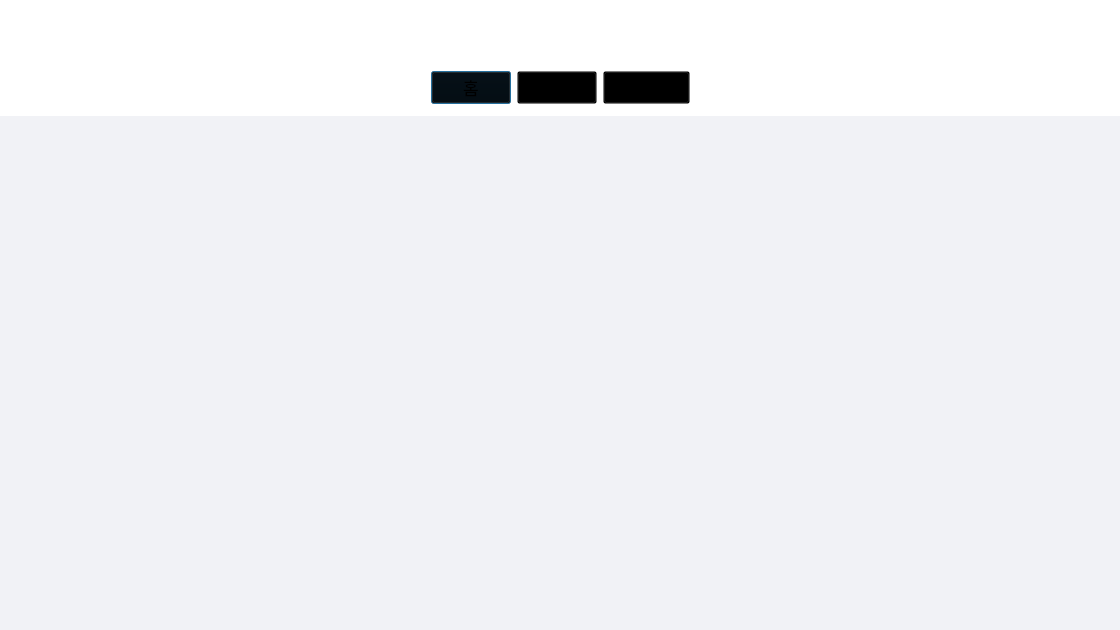
First picture: the form in UI/main_dialog.ui, repository Uyuniwhite/Face-recognition-Attendance-System-Project, before the edit.
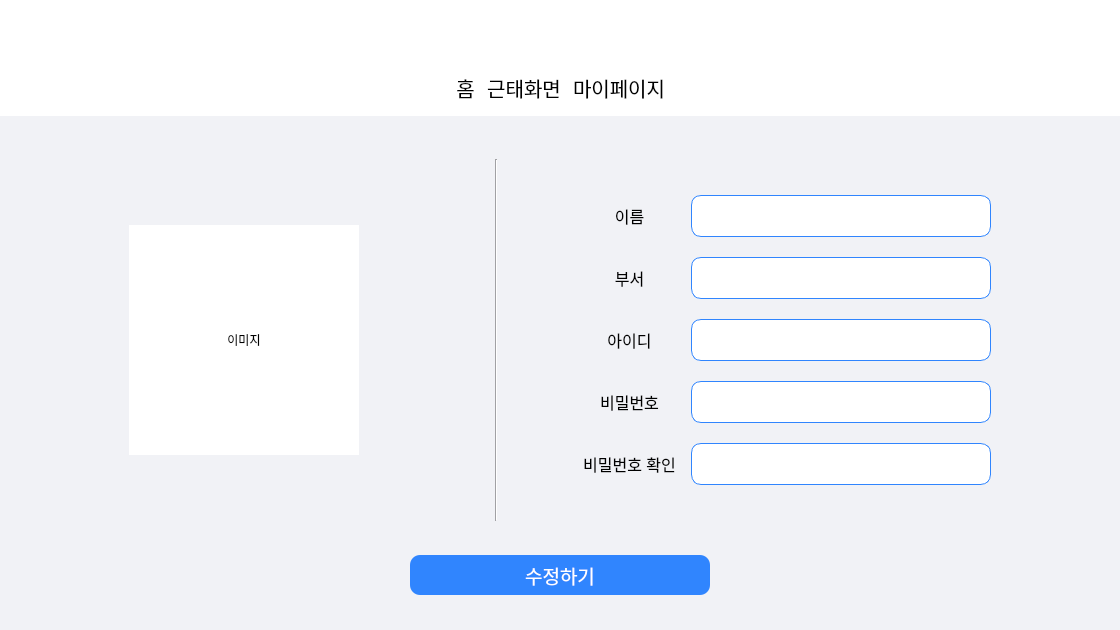
Second picture: the form after the edit. The open tabs and pages were chosen to show the change. Icons and pictures are not drawn.

Commit message: 0823 UI 수정 완료

```diff
--- a/UI/main_dialog.ui
+++ b/UI/main_dialog.ui
@@ -53,6 +53,11 @@
 }
 QPushButton{
 	background-color: transparent;
+	border: none;
+	padding: 3px;
+}
+QPushButton::hover{
+	 border-bottom: 3px solid #3C82F2;
 }</string>
      </property>
      <layout class="QHBoxLayout" name="horizontalLayout_2">
@@ -100,44 +105,75 @@
          </spacer>
         </item>
         <item>
-         <layout class="QHBoxLayout" name="top_hlay">
-          <item>
-           <widget class="QPushButton" name="home_btn">
-            <property name="font">
-             <font>
-              <pointsize>13</pointsize>
-             </font>
-            </property>
-            <property name="text">
-             <string>홈</string>
-            </property>
-           </widget>
-          </item>
-          <item>
-           <widget class="QPushButton" name="atd_btn">
-            <property name="font">
-             <font>
-              <pointsize>13</pointsize>
-             </font>
-            </property>
-            <property name="text">
-             <string>근태화면</string>
-            </property>
-           </widget>
-          </item>
-          <item>
-           <widget class="QPushButton" name="mypage_btn">
-            <property name="font">
-             <font>
-              <pointsize>13</pointsize>
-             </font>
-            </property>
-            <property name="text">
-             <string>마이페이지</string>
-            </property>
-           </widget>
-          </item>
-         </layout>
+         <widget class="QWidget" name="widget_11" native="true">
+          <property name="maximumSize">
+           <size>
+            <width>270</width>
+            <height>16777215</height>
+           </size>
+          </property>
+          <property name="font">
+           <font>
+            <pointsize>11</pointsize>
+           </font>
+          </property>
+          <layout class="QHBoxLayout" name="horizontalLayout_12">
+           <item>
+            <widget class="QPushButton" name="home_btn">
+             <property name="minimumSize">
+              <size>
+               <width>0</width>
+               <height>25</height>
+              </size>
+             </property>
+             <property name="font">
+              <font>
+               <pointsize>15</pointsize>
+              </font>
+             </property>
+             <property name="text">
+              <string>홈</string>
+             </property>
+            </widget>
+           </item>
+           <item>
+            <widget class="QPushButton" name="atd_btn">
+             <property name="minimumSize">
+              <size>
+               <width>0</width>
+               <height>25</height>
+              </size>
+             </property>
+             <property name="font">
+              <font>
+               <pointsize>15</pointsize>
+              </font>
+             </property>
+             <property name="text">
+              <string>근태화면</string>
+             </property>
+            </widget>
+           </item>
+           <item>
+            <widget class="QPushButton" name="mypage_btn">
+             <property name="minimumSize">
+              <size>
+               <width>0</width>
+               <height>25</height>
+              </size>
+             </property>
+             <property name="font">
+              <font>
+               <pointsize>15</pointsize>
+              </font>
+             </property>
+             <property name="text">
+              <string>마이페이지</string>
+             </property>
+            </widget>
+           </item>
+          </layout>
+         </widget>
         </item>
        </layout>
       </item>
@@ -723,8 +759,657 @@
           </item>
          </layout>
         </widget>
-        <widget class="QWidget" name="atd_page"/>
-        <widget class="QWidget" name="my_page"/>
+        <widget class="QWidget" name="atd_page">
+         <layout class="QHBoxLayout" name="horizontalLayout_10">
+          <item>
+           <spacer name="horizontalSpacer_7">
+            <property name="orientation">
+             <enum>Qt::Horizontal</enum>
+            </property>
+            <property name="sizeHint" stdset="0">
+             <size>
+              <width>61</width>
+              <height>20</height>
+             </size>
+            </property>
+           </spacer>
+          </item>
+          <item>
+           <layout class="QVBoxLayout" name="verticalLayout_13">
+            <item>
+             <spacer name="verticalSpacer_2">
+              <property name="orientation">
+               <enum>Qt::Vertical</enum>
+              </property>
+              <property name="sizeType">
+               <enum>QSizePolicy::Fixed</enum>
+              </property>
+              <property name="sizeHint" stdset="0">
+               <size>
+                <width>20</width>
+                <height>40</height>
+               </size>
+              </property>
+             </spacer>
+            </item>
+            <item>
+             <widget class="QWidget" name="widget_9" native="true">
+              <property name="maximumSize">
+               <size>
+                <width>16777215</width>
+                <height>41</height>
+               </size>
+              </property>
+              <property name="font">
+               <font>
+                <pointsize>4</pointsize>
+               </font>
+              </property>
+              <layout class="QHBoxLayout" name="horizontalLayout_11">
+               <property name="leftMargin">
+                <number>0</number>
+               </property>
+               <property name="topMargin">
+                <number>0</number>
+               </property>
+               <property name="rightMargin">
+                <number>0</number>
+               </property>
+               <property name="bottomMargin">
+                <number>0</number>
+               </property>
+               <item>
+                <spacer name="horizontalSpacer_9">
+                 <property name="orientation">
+                  <enum>Qt::Horizontal</enum>
+                 </property>
+                 <property name="sizeHint" stdset="0">
+                  <size>
+                   <width>649</width>
+                   <height>20</height>
+                  </size>
+                 </property>
+                </spacer>
+               </item>
+               <item>
+                <widget class="QLabel" name="label_16">
+                 <property name="font">
+                  <font>
+                   <pointsize>13</pointsize>
+                  </font>
+                 </property>
+                 <property name="text">
+                  <string>월별조회</string>
+                 </property>
+                </widget>
+               </item>
+               <item>
+                <widget class="QComboBox" name="comboBox">
+                 <property name="minimumSize">
+                  <size>
+                   <width>156</width>
+                   <height>41</height>
+                  </size>
+                 </property>
+                 <property name="styleSheet">
+                  <string notr="true">#comboBox{
+	border-radius:10px;
+	background-color: rgb(217, 217, 217);
+	padding-left:10px;}
+
+#comboBox::drop-down{
+	border:0px;
+}
+
+#comboBox::down-arrow{
+	image: url(:/img/icon/down.png);
+	width: 15px;
+	height: 15px;
+	margin-right:15px;
+}
+#comboBox::on{
+ border:4px solid gray;
+}
+</string>
+                 </property>
+                 <item>
+                  <property name="text">
+                   <string>테스트</string>
+                  </property>
+                 </item>
+                 <item>
+                  <property name="text">
+                   <string>테스트</string>
+                  </property>
+                 </item>
+                </widget>
+               </item>
+               <item>
+                <widget class="QPushButton" name="pushButton">
+                 <property name="minimumSize">
+                  <size>
+                   <width>66</width>
+                   <height>41</height>
+                  </size>
+                 </property>
+                 <property name="font">
+                  <font>
+                   <pointsize>13</pointsize>
+                  </font>
+                 </property>
+                 <property name="styleSheet">
+                  <string notr="true">border-radius:10px;
+background-color: rgb(217, 217, 217);</string>
+                 </property>
+                 <property name="text">
+                  <string>확인</string>
+                 </property>
+                </widget>
+               </item>
+              </layout>
+             </widget>
+            </item>
+            <item>
+             <widget class="QWidget" name="widget_10" native="true">
+              <property name="maximumSize">
+               <size>
+                <width>16777215</width>
+                <height>280</height>
+               </size>
+              </property>
+              <layout class="QVBoxLayout" name="verticalLayout_14">
+               <property name="leftMargin">
+                <number>0</number>
+               </property>
+               <property name="topMargin">
+                <number>0</number>
+               </property>
+               <property name="rightMargin">
+                <number>0</number>
+               </property>
+               <property name="bottomMargin">
+                <number>0</number>
+               </property>
+               <item>
+                <widget class="QTableWidget" name="tableWidget">
+                 <property name="maximumSize">
+                  <size>
+                   <width>16777215</width>
+                   <height>280</height>
+                  </size>
+                 </property>
+                </widget>
+               </item>
+              </layout>
+             </widget>
+            </item>
+            <item>
+             <widget class="QLabel" name="label_15">
+              <property name="minimumSize">
+               <size>
+                <width>960</width>
+                <height>0</height>
+               </size>
+              </property>
+              <property name="maximumSize">
+               <size>
+                <width>16777215</width>
+                <height>54</height>
+               </size>
+              </property>
+              <property name="font">
+               <font>
+                <pointsize>19</pointsize>
+               </font>
+              </property>
+              <property name="text">
+               <string>000님의 0월 출근일수는 00일, 근태율은 00%입니다.</string>
+              </property>
+              <property name="alignment">
+               <set>Qt::AlignCenter</set>
+              </property>
+             </widget>
+            </item>
+            <item>
+             <spacer name="verticalSpacer_3">
+              <property name="orientation">
+               <enum>Qt::Vertical</enum>
+              </property>
+              <property name="sizeType">
+               <enum>QSizePolicy::Fixed</enum>
+              </property>
+              <property name="sizeHint" stdset="0">
+               <size>
+                <width>20</width>
+                <height>40</height>
+               </size>
+              </property>
+             </spacer>
+            </item>
+           </layout>
+          </item>
+          <item>
+           <spacer name="horizontalSpacer_8">
+            <property name="orientation">
+             <enum>Qt::Horizontal</enum>
+            </property>
+            <property name="sizeHint" stdset="0">
+             <size>
+              <width>61</width>
+              <height>20</height>
+             </size>
+            </property>
+           </spacer>
+          </item>
+         </layout>
+        </widget>
+        <widget class="QWidget" name="my_page">
+         <property name="styleSheet">
+          <string notr="true">QLineEdit{
+height: 40px;
+border-radius: 10px;
+border: 1px solid #3085FE;
+	background-color: rgb(255, 255, 255);
+
+}
+QComboBox{
+height: 40px;
+
+}
+</string>
+         </property>
+         <layout class="QHBoxLayout" name="horizontalLayout_15">
+          <item>
+           <widget class="QWidget" name="my_page_main_widget" native="true">
+            <layout class="QVBoxLayout" name="verticalLayout_15">
+             <property name="spacing">
+              <number>0</number>
+             </property>
+             <property name="leftMargin">
+              <number>0</number>
+             </property>
+             <property name="topMargin">
+              <number>0</number>
+             </property>
+             <property name="rightMargin">
+              <number>0</number>
+             </property>
+             <property name="bottomMargin">
+              <number>0</number>
+             </property>
+             <item>
+              <widget class="QWidget" name="widget_13" native="true">
+               <property name="maximumSize">
+                <size>
+                 <width>16777215</width>
+                 <height>380</height>
+                </size>
+               </property>
+               <layout class="QHBoxLayout" name="horizontalLayout_13">
+                <property name="leftMargin">
+                 <number>120</number>
+                </property>
+                <property name="rightMargin">
+                 <number>120</number>
+                </property>
+                <item>
+                 <widget class="QLabel" name="my_img_lab">
+                  <property name="minimumSize">
+                   <size>
+                    <width>230</width>
+                    <height>230</height>
+                   </size>
+                  </property>
+                  <property name="maximumSize">
+                   <size>
+                    <width>230</width>
+                    <height>230</height>
+                   </size>
+                  </property>
+                  <property name="styleSheet">
+                   <string notr="true">background-color: rgb(255, 255, 255);</string>
+                  </property>
+                  <property name="text">
+                   <string>이미지</string>
+                  </property>
+                  <property name="alignment">
+                   <set>Qt::AlignCenter</set>
+                  </property>
+                 </widget>
+                </item>
+                <item>
+                 <spacer name="my_page_h_spacer_left">
+                  <property name="orientation">
+                   <enum>Qt::Horizontal</enum>
+                  </property>
+                  <property name="sizeType">
+                   <enum>QSizePolicy::Fixed</enum>
+                  </property>
+                  <property name="sizeHint" stdset="0">
+                   <size>
+                    <width>130</width>
+                    <height>20</height>
+                   </size>
+                  </property>
+                 </spacer>
+                </item>
+                <item>
+                 <widget class="Line" name="line">
+                  <property name="orientation">
+                   <enum>Qt::Vertical</enum>
+                  </property>
+                 </widget>
+                </item>
+                <item>
+                 <spacer name="my_page_h_spacer_right">
+                  <property name="orientation">
+                   <enum>Qt::Horizontal</enum>
+                  </property>
+                  <property name="sizeType">
+                   <enum>QSizePolicy::Preferred</enum>
+                  </property>
+                  <property name="sizeHint" stdset="0">
+                   <size>
+                    <width>70</width>
+                    <height>20</height>
+                   </size>
+                  </property>
+                 </spacer>
+                </item>
+                <item>
+                 <layout class="QGridLayout" name="gridLayout">
+                  <property name="verticalSpacing">
+                   <number>20</number>
+                  </property>
+                  <item row="1" column="1">
+                   <widget class="QLineEdit" name="name_lineedit">
+                    <property name="minimumSize">
+                     <size>
+                      <width>300</width>
+                      <height>0</height>
+                     </size>
+                    </property>
+                    <property name="maximumSize">
+                     <size>
+                      <width>300</width>
+                      <height>16777215</height>
+                     </size>
+                    </property>
+                    <property name="font">
+                     <font>
+                      <pointsize>12</pointsize>
+                     </font>
+                    </property>
+                   </widget>
+                  </item>
+                  <item row="2" column="1">
+                   <widget class="QComboBox" name="dept_combobox">
+                    <property name="minimumSize">
+                     <size>
+                      <width>300</width>
+                      <height>0</height>
+                     </size>
+                    </property>
+                    <property name="maximumSize">
+                     <size>
+                      <width>300</width>
+                      <height>16777215</height>
+                     </size>
+                    </property>
+                    <property name="font">
+                     <font>
+                      <pointsize>12</pointsize>
+                     </font>
+                    </property>
+                    <property name="styleSheet">
+                     <string notr="true">#dept_combobox{
+	border-radius:10px;
+	background-color: rgb(255, 255, 255);
+	border: 1px solid #3085FE;
+	padding-left:10px;}
+
+#dept_combobox::drop-down{
+	border:0px;
+}
+
+#dept_combobox::down-arrow{
+	image: url(:/img/icon/down.png);
+	width: 15px;
+	height: 15px;
+	margin-right:15px;
+}
+#dept_combobox::on{
+ border:4px solid gray;
+}
+</string>
+                    </property>
+                   </widget>
+                  </item>
+                  <item row="4" column="0">
+                   <widget class="QLabel" name="pw_lab">
+                    <property name="maximumSize">
+                     <size>
+                      <width>150</width>
+                      <height>16777215</height>
+                     </size>
+                    </property>
+                    <property name="font">
+                     <font>
+                      <pointsize>12</pointsize>
+                     </font>
+                    </property>
+                    <property name="text">
+                     <string>비밀번호</string>
+                    </property>
+                    <property name="alignment">
+                     <set>Qt::AlignCenter</set>
+                    </property>
+                   </widget>
+                  </item>
+                  <item row="3" column="0">
+                   <widget class="QLabel" name="user_id_lab">
+                    <property name="maximumSize">
+                     <size>
+                      <width>150</width>
+                      <height>16777215</height>
+                     </size>
+                    </property>
+                    <property name="font">
+                     <font>
+                      <pointsize>12</pointsize>
+                     </font>
+                    </property>
+                    <property name="text">
+                     <string>아이디</string>
+                    </property>
+                    <property name="alignment">
+                     <set>Qt::AlignCenter</set>
+                    </property>
+                   </widget>
+                  </item>
+                  <item row="5" column="1">
+                   <widget class="QLineEdit" name="pw_recheck_lineedit">
+                    <property name="minimumSize">
+                     <size>
+                      <width>300</width>
+                      <height>0</height>
+                     </size>
+                    </property>
+                    <property name="maximumSize">
+                     <size>
+                      <width>300</width>
+                      <height>16777215</height>
+                     </size>
+                    </property>
+                    <property name="font">
+                     <font>
+                      <pointsize>12</pointsize>
+                     </font>
+                    </property>
+                   </widget>
+                  </item>
+                  <item row="2" column="0">
+                   <widget class="QLabel" name="dept_lab">
+                    <property name="maximumSize">
+                     <size>
+                      <width>150</width>
+                      <height>16777215</height>
+                     </size>
+                    </property>
+                    <property name="font">
+                     <font>
+                      <pointsize>12</pointsize>
+                     </font>
+                    </property>
+                    <property name="text">
+                     <string>부서</string>
+                    </property>
+                    <property name="alignment">
+                     <set>Qt::AlignCenter</set>
+                    </property>
+                   </widget>
+                  </item>
+                  <item row="1" column="0">
+                   <widget class="QLabel" name="name_lab">
+                    <property name="maximumSize">
+                     <size>
+                      <width>150</width>
+                      <height>16777215</height>
+                     </size>
+                    </property>
+                    <property name="font">
+                     <font>
+                      <pointsize>12</pointsize>
+                     </font>
+                    </property>
+                    <property name="text">
+                     <string>이름</string>
+                    </property>
+                    <property name="alignment">
+                     <set>Qt::AlignCenter</set>
+                    </property>
+                   </widget>
+                  </item>
+                  <item row="0" column="0">
+                   <widget class="QLabel" name="label_23">
+                    <property name="text">
+                     <string/>
+                    </property>
+                   </widget>
+                  </item>
+                  <item row="3" column="1">
+                   <widget class="QLineEdit" name="user_id_lineedit">
+                    <property name="minimumSize">
+                     <size>
+                      <width>300</width>
+                      <height>0</height>
+                     </size>
+                    </property>
+                    <property name="maximumSize">
+                     <size>
+                      <width>300</width>
+                      <height>16777215</height>
+                     </size>
+                    </property>
+                    <property name="font">
+                     <font>
+                      <pointsize>12</pointsize>
+                     </font>
+                    </property>
+                   </widget>
+                  </item>
+                  <item row="4" column="1">
+                   <widget class="QLineEdit" name="pw_lineedit">
+                    <property name="minimumSize">
+                     <size>
+                      <width>300</width>
+                      <height>0</height>
+                     </size>
+                    </property>
+                    <property name="maximumSize">
+                     <size>
+                      <width>300</width>
+                      <height>16777215</height>
+                     </size>
+                    </property>
+                    <property name="font">
+                     <font>
+                      <pointsize>12</pointsize>
+                     </font>
+                    </property>
+                   </widget>
+                  </item>
+                  <item row="5" column="0">
+                   <widget class="QLabel" name="pw_recheck_lab">
+                    <property name="maximumSize">
+                     <size>
+                      <width>150</width>
+                      <height>16777215</height>
+                     </size>
+                    </property>
+                    <property name="font">
+                     <font>
+                      <pointsize>12</pointsize>
+                     </font>
+                    </property>
+                    <property name="text">
+                     <string>비밀번호 확인</string>
+                    </property>
+                    <property name="alignment">
+                     <set>Qt::AlignCenter</set>
+                    </property>
+                   </widget>
+                  </item>
+                  <item row="6" column="0">
+                   <widget class="QLabel" name="label_24">
+                    <property name="text">
+                     <string/>
+                    </property>
+                   </widget>
+                  </item>
+                 </layout>
+                </item>
+               </layout>
+              </widget>
+             </item>
+             <item>
+              <layout class="QHBoxLayout" name="horizontalLayout_14">
+               <item>
+                <widget class="QPushButton" name="edit_btn">
+                 <property name="minimumSize">
+                  <size>
+                   <width>300</width>
+                   <height>40</height>
+                  </size>
+                 </property>
+                 <property name="maximumSize">
+                  <size>
+                   <width>300</width>
+                   <height>40</height>
+                  </size>
+                 </property>
+                 <property name="font">
+                  <font>
+                   <pointsize>14</pointsize>
+                  </font>
+                 </property>
+                 <property name="styleSheet">
+                  <string notr="true">background-color: rgb(48, 133, 254);
+color: rgb(255, 255, 255);
+border-radius: 10px;</string>
+                 </property>
+                 <property name="text">
+                  <string>수정하기</string>
+                 </property>
+                </widget>
+               </item>
+              </layout>
+             </item>
+            </layout>
+           </widget>
+          </item>
+         </layout>
+        </widget>
        </widget>
       </item>
      </layout>
```
Left out of the diff: 40 changed lines with no effect on the pictures. The commit also changes 7 other files.
